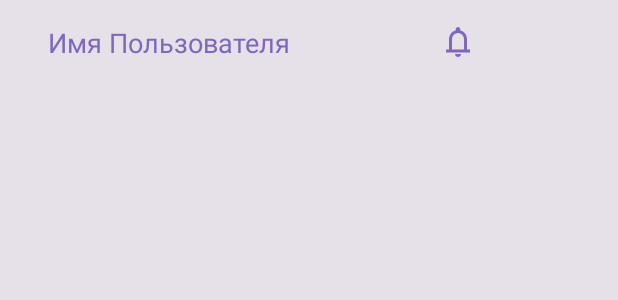
After one commit to Lazydemon341/Ruparts, an Android app built with Jetpack Compose: the layout navigation_header.xml on its own in the app's theme, with its tools: preview values and no code run, on a phone screen of 412 x 824 dp. The commit adds this screen. Shown: the top 300 px of the screen. Run offline under Robolectric (Android 15) with nearby library versions, the phone set to English and light mode, and no system bars.

Commit message:
navigation view new ver

```diff
--- /dev/null
+++ b/app/src/main/res/drawable/bell.xml
@@ -0,0 +1,9 @@
+<vector xmlns:android="http://schemas.android.com/apk/res/android"
+    android:width="24dp"
+    android:height="24dp"
+    android:viewportWidth="960"
+    android:viewportHeight="960">
+  <path
+      android:pathData="M160,760v-80h80v-280q0,-83 50,-147.5T420,168v-28q0,-25 17.5,-42.5T480,80q25,0 42.5,17.5T540,140v28q80,20 130,84.5T720,400v280h80v80L160,760ZM480,460ZM480,880q-33,0 -56.5,-23.5T400,800h160q0,33 -23.5,56.5T480,880ZM320,680h320v-280q0,-66 -47,-113t-113,-47q-66,0 -113,47t-47,113v280Z"
+      android:fillColor="#7F67BE"/>
+</vector>
--- /dev/null
+++ b/app/src/main/res/layout/navigation_header.xml
@@ -0,0 +1,32 @@
+<?xml version="1.0" encoding="utf-8"?>
+<LinearLayout xmlns:android="http://schemas.android.com/apk/res/android"
+    android:layout_width="match_parent"
+    android:layout_height="wrap_content"
+    xmlns:app="http://schemas.android.com/apk/res-auto"
+    android:gravity="bottom"
+    android:padding="16dp"
+    android:orientation="horizontal"
+    android:background="@color/based_background">
+
+    <LinearLayout
+        android:layout_width="wrap_content"
+        android:layout_height="wrap_content"
+        android:orientation="horizontal"
+        android:layout_marginStart="16dp">
+
+        <TextView
+            android:id="@+id/user_name"
+            android:layout_width="wrap_content"
+            android:layout_height="wrap_content"
+            android:text="Имя Пользователя"
+            android:textSize="18sp"
+            android:textColor="@color/purple"/>
+
+        <ImageView
+            android:id="@+id/image_bell"
+            android:layout_width="wrap_content"
+            android:layout_height="wrap_content"
+            android:layout_marginStart="100dp"
+            app:srcCompat = "@drawable/bell"/>
+    </LinearLayout>
+</LinearLayout>
```
Also changed, not shown: app/src/main/java/com/ruparts/app/MainActivity.kt (+27 -0 lines), app/src/main/res/layout/activity_main.xml (+22 -2 lines), app/src/main/res/menu/navigation_menu.xml (added, +19 -0 lines).
